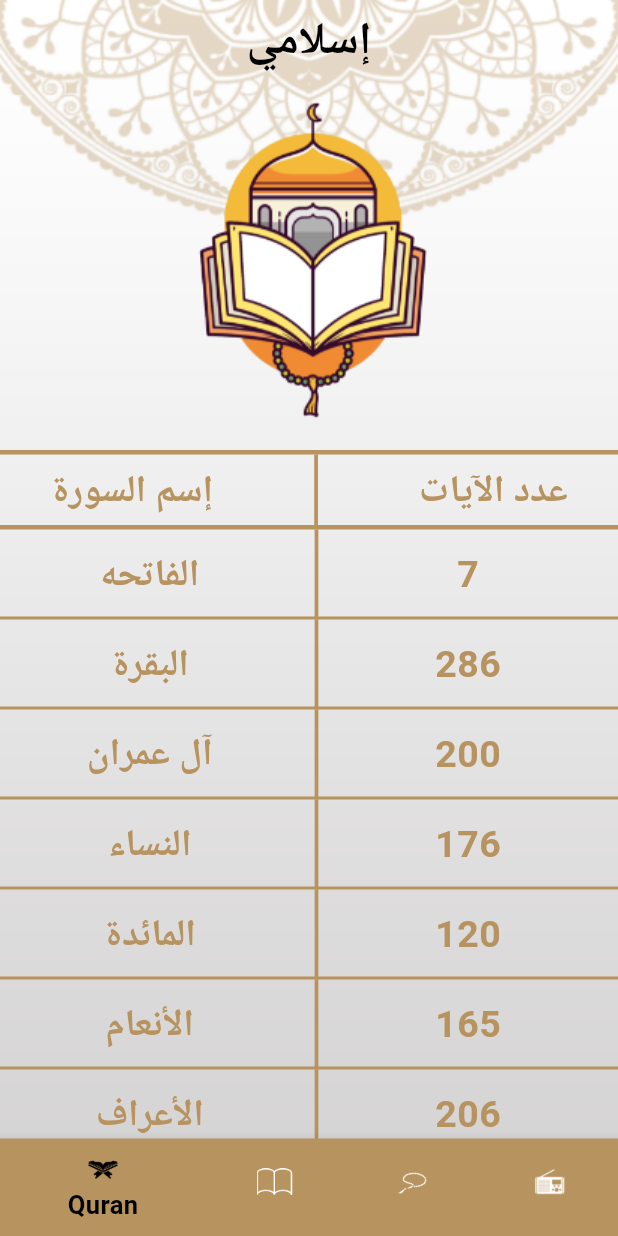
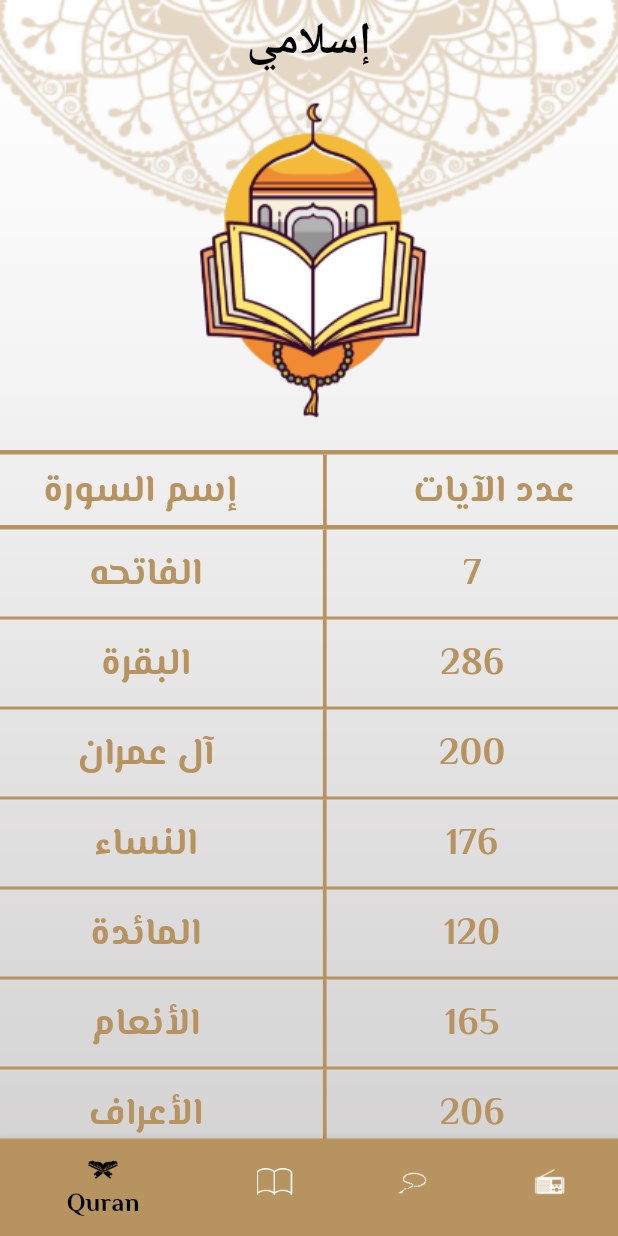
Before and after one commit to helmysherif/islami-app, a Flutter app: the screen it shows after launch, on a phone screen of 412 x 824 dp. Run offline on Flutter 3.47's test engine with Material 3 defaults, Android fonts, the phone set to English and light mode, and no system bars; our stand-ins replace google_fonts.

Commit message:
add sura details in sura details screen with aya number

```diff
--- a/lib/my_themes.dart
+++ b/lib/my_themes.dart
@@ -1,4 +1,5 @@
 import 'package:flutter/material.dart';
+import 'package:google_fonts/google_fonts.dart';
 class MyThemeData{
   static const Color lightColor = Color(0xffB7935F);
   static ThemeData lightTheme = ThemeData(
@@ -13,18 +14,18 @@ class MyThemeData{
         size: 30
       )
     ),
-    textTheme: const TextTheme(
-      bodySmall: TextStyle(
+    textTheme: TextTheme(
+      bodySmall: const TextStyle(
         fontSize: 20,
         fontWeight: FontWeight.bold,
         color: lightColor
       ),
-      bodyMedium: TextStyle(
+      bodyMedium: GoogleFonts.elMessiri(
         fontSize: 25,
         fontWeight: FontWeight.bold,
         color: lightColor
       ),
-      bodyLarge: TextStyle(
+      bodyLarge: const TextStyle(
         fontSize: 30,
         fontWeight: FontWeight.bold,
         color: Colors.black
--- a/lib/screens/quran_screen.dart
+++ b/lib/screens/quran_screen.dart
@@ -299,7 +299,7 @@ class QuranScreen extends StatelessWidget {
                         color: Theme.of(context).primaryColor,
                         width: 2.5,
                         height: 60,
-                        margin: const EdgeInsets.only(left: 10),
+                        margin: const EdgeInsets.only(left: 21),
                       ),
                       Expanded(
                         child: Text(
--- a/pubspec.yaml
+++ b/pubspec.yaml
@@ -35,6 +35,7 @@ dependencies:
   # The following adds the Cupertino Icons font to your application.
   # Use with the CupertinoIcons class for iOS style icons.
   cupertino_icons: ^1.0.8
+  google_fonts: ^6.2.1
 
 dev_dependencies:
   flutter_test:
@@ -61,6 +62,7 @@ flutter:
   # To add assets to your application, add an assets section, like this:
   assets:
     - assets/images/
+    - assets/files/
   #   - images/a_dot_ham.jpeg
 
   # An image asset can refer to one or more resolution-specific "variants", see
```
Also changed, not shown: lib/screens/sura_details.dart (+44 -1 lines), assets/files/1.txt (line endings or trailing spaces), pubspec.lock.
